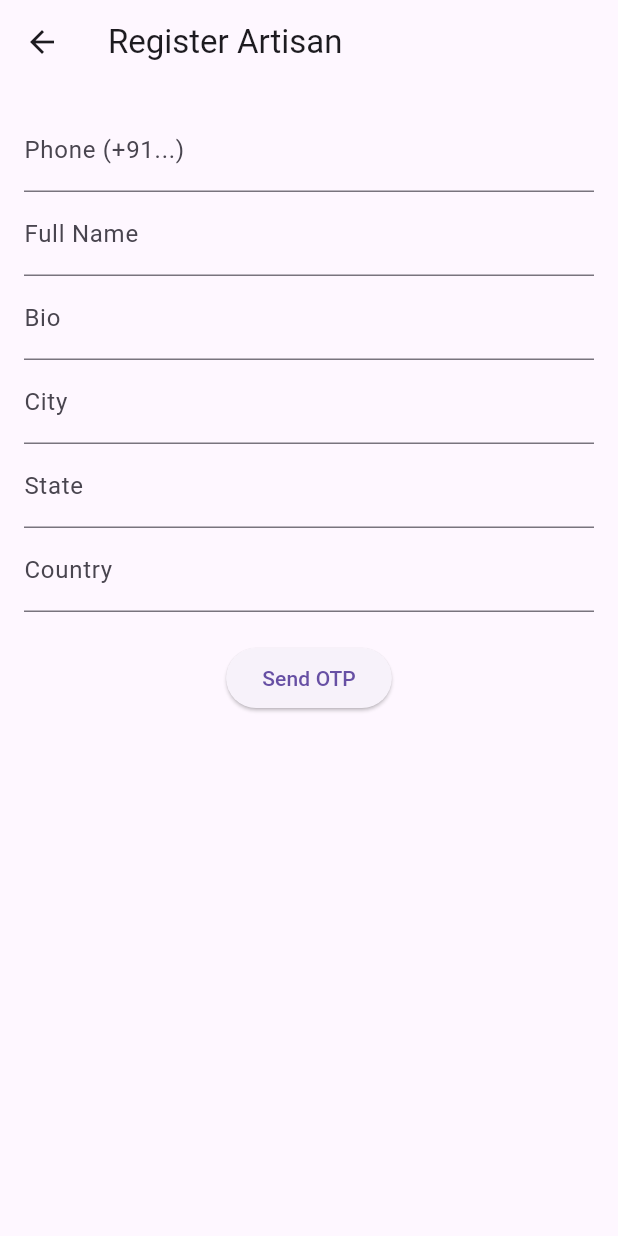
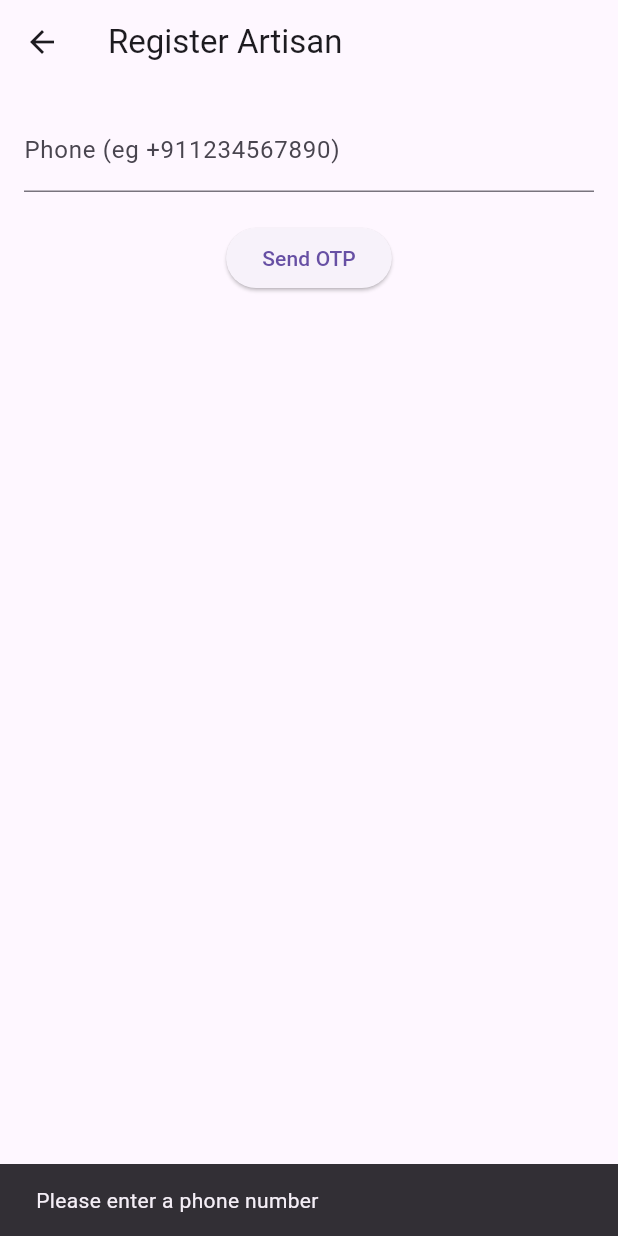
Before and after one commit to 5tea1th/konstant, a Flutter app: the RegisterArtisanScreen screen opened directly, after a tap on "Send OTP", on a phone screen of 412 x 824 dp. Run offline on Flutter 3.47's test engine with Material 3 defaults, Android fonts, the phone set to English and light mode, and no system bars; our stand-ins replace cloud_firestore, firebase_auth, firebase_core, firebase_storage, image_picker; accounts and stored records are empty.

```diff
--- a/lib/features/auth/screens/register_artisan_screen.dart
+++ b/lib/features/auth/screens/register_artisan_screen.dart
@@ -1,4 +1,6 @@
 import 'package:flutter/material.dart';
+import 'package:konstant/features/artisans/screens/artisan_onboarding_page.dart';
+import 'package:konstant/main.dart';
 import '../controllers/auth_controllers.dart';
 import '../../artisans/screens/artisan_home.dart';
 
@@ -11,27 +13,22 @@ class RegisterArtisanScreen extends StatefulWidget {
 
 class _RegisterArtisanScreenState extends State<RegisterArtisanScreen> {
   final _phone = TextEditingController();
-  final _name = TextEditingController();
-  final _bio = TextEditingController();
-  final _city = TextEditingController();
-  final _state = TextEditingController();
-  final _country = TextEditingController();
   final _auth = AuthController();
 
   bool otpSent = false;
   final _otpController = TextEditingController();
 
   Future<void> _sendOtp() async {
+    if (_phone.text.trim().isEmpty) {
+      ScaffoldMessenger.of(context).showSnackBar(
+        const SnackBar(content: Text("Please enter a phone number")),
+      );
+      return;
+    }
+
     await _auth.sendOtp(
       _phone.text.trim(),
       "artisan",
-      extraData: {
-        "displayName": _name.text,
-        "bio": _bio.text,
-        "city": _city.text,
-        "state": _state.text,
-        "country": _country.text,
-      },
     );
     setState(() => otpSent = true);
   }
@@ -41,7 +38,11 @@ class _RegisterArtisanScreenState extends State<RegisterArtisanScreen> {
     if (user != null) {
       Navigator.pushReplacement(
         context,
-        MaterialPageRoute(builder: (_) => const ArtisanHome()),
+        MaterialPageRoute(builder: (_) => const ArtisanOnboardingPage())
+      );
+    } else {
+      ScaffoldMessenger.of(context).showSnackBar(
+        const SnackBar(content: Text("Invalid OTP")),
       );
     }
   }
@@ -52,17 +53,20 @@ class _RegisterArtisanScreenState extends State<RegisterArtisanScreen> {
       appBar: AppBar(title: const Text("Register Artisan")),
       body: Padding(
         padding: const EdgeInsets.all(16),
-        child: SingleChildScrollView(
         child: Column(
           children: [
-              TextField(controller: _phone, decoration: const InputDecoration(labelText: "Phone (+91...)")),
-              TextField(controller: _name, decoration: const InputDecoration(labelText: "Full Name")),
-              TextField(controller: _bio, decoration: const InputDecoration(labelText: "Bio")),
-              TextField(controller: _city, decoration: const InputDecoration(labelText: "City")),
-              TextField(controller: _state, decoration: const InputDecoration(labelText: "State")),
-              TextField(controller: _country, decoration: const InputDecoration(labelText: "Country")),
+            TextField(
+              controller: _phone,
+              decoration: const InputDecoration(
+                  labelText: "Phone (eg +911234567890)"),
+              keyboardType: TextInputType.phone,
+            ),
             if (otpSent)
-                TextField(controller: _otpController, decoration: const InputDecoration(labelText: "Enter OTP")),
+              TextField(
+                controller: _otpController,
+                decoration: const InputDecoration(labelText: "Enter OTP"),
+                keyboardType: TextInputType.number,
+              ),
             const SizedBox(height: 20),
             ElevatedButton(
               onPressed: otpSent ? _verifyOtp : _sendOtp,
@@ -71,7 +75,6 @@ class _RegisterArtisanScreenState extends State<RegisterArtisanScreen> {
           ],
         ),
       ),
-      ),
     );
   }
 }
--- a/lib/features/auth/screens/register_consumer_screen.dart
+++ b/lib/features/auth/screens/register_consumer_screen.dart
@@ -44,7 +44,7 @@ class _RegisterConsumerScreenState extends State<RegisterConsumerScreen> {
         padding: const EdgeInsets.all(16),
         child: Column(
           children: [
-            TextField(controller: _phone, decoration: const InputDecoration(labelText: "Phone (+91...)")),
+            TextField(controller: _phone, decoration: const InputDecoration(labelText: "Phone (eg +911234567890)")),
             TextField(controller: _name, decoration: const InputDecoration(labelText: "Full Name")),
             if (otpSent)
               TextField(controller: _otpController, decoration: const InputDecoration(labelText: "Enter OTP")),
--- a/pubspec.yaml
+++ b/pubspec.yaml
@@ -38,6 +38,7 @@ dependencies:
   firebase_auth: ^6.0.1
   cloud_firestore: ^6.0.0
   firebase_storage: ^13.0.0
+  image_picker: ^1.2.0
 
 dev_dependencies:
   flutter_test:
```
Also changed, not shown: lib/features/artisans/controllers/artisan_onboarding_controller.dart (+86 -0 lines), lib/features/artisans/screens/artisan_home.dart (+9 -0 lines), lib/features/artisans/screens/artisan_onboarding_page.dart (+176 -0 lines), lib/features/auth/controllers/auth_controllers.dart (+24 -26 lines), pubspec.lock, 2 other files. Lines whose indentation alone changed are shown as unchanged.
